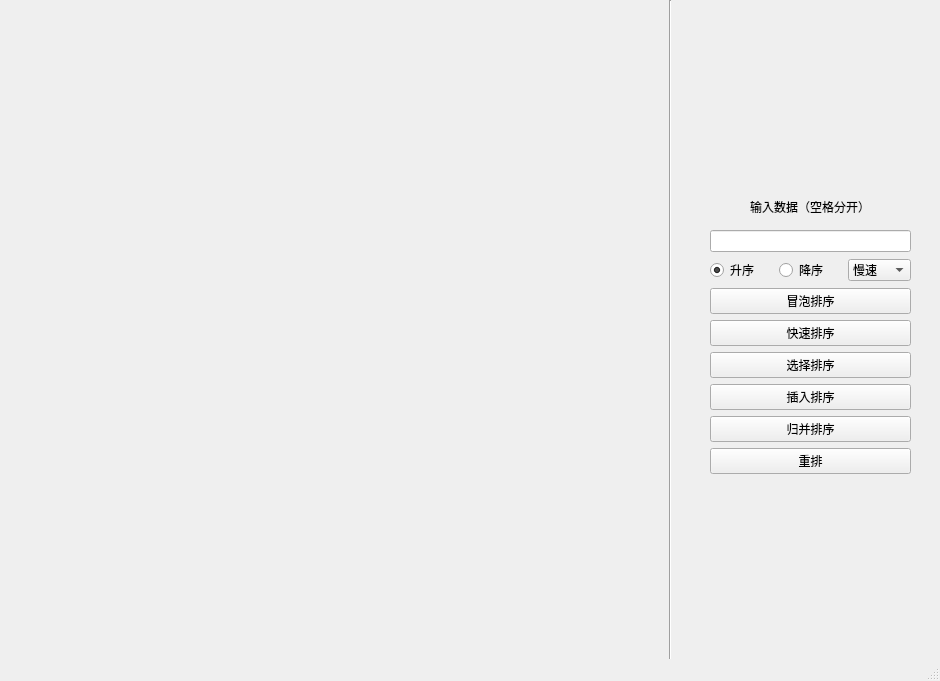
First picture: the form in mainwindow.ui, repository Skylength/visualsortQAQ, before the edit.
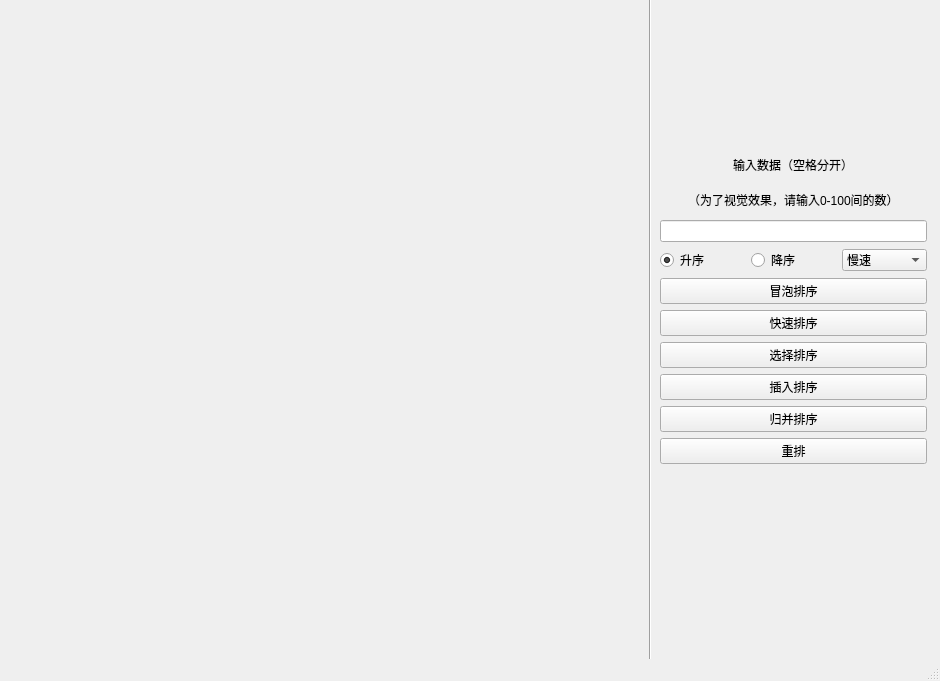
Second picture: the form after the edit.

Patch:
```diff
--- a/mainwindow.ui
+++ b/mainwindow.ui
@@ -17,10 +17,10 @@
    <widget class="QWidget" name="verticalLayoutWidget">
     <property name="geometry">
      <rect>
-      <x>710</x>
-      <y>189</y>
-      <width>201</width>
-      <height>285</height>
+      <x>660</x>
+      <y>150</y>
+      <width>267</width>
+      <height>314</height>
      </rect>
     </property>
     <layout class="QVBoxLayout" name="verticalLayout">
@@ -31,6 +31,13 @@
        </property>
       </widget>
      </item>
+     <item alignment="Qt::AlignHCenter">
+      <widget class="QLabel" name="label_2">
+       <property name="text">
+        <string>（为了视觉效果，请输入0-100间的数）</string>
+       </property>
+      </widget>
+     </item>
      <item>
       <widget class="QLineEdit" name="lineEdit">
        <property name="clearButtonEnabled">
@@ -137,8 +144,8 @@
    <widget class="Line" name="line">
     <property name="geometry">
      <rect>
-      <x>660</x>
-      <y>0</y>
+      <x>640</x>
+      <y>-10</y>
       <width>20</width>
       <height>671</height>
      </rect>
```
